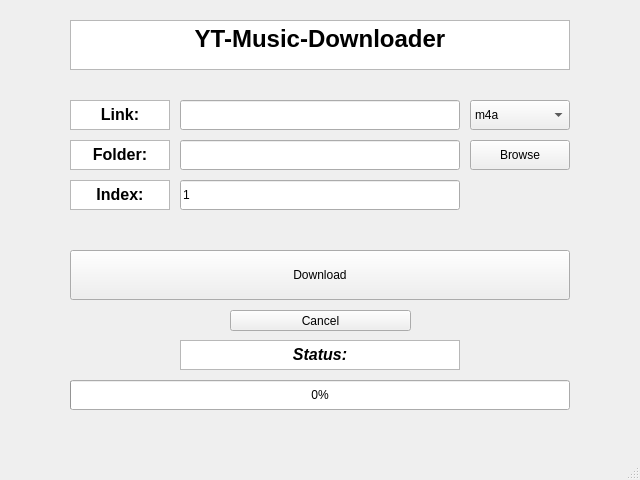
First picture: the form in UI/downloader_ver2.ui, repository thegooda/YT-Music-download, before the edit.
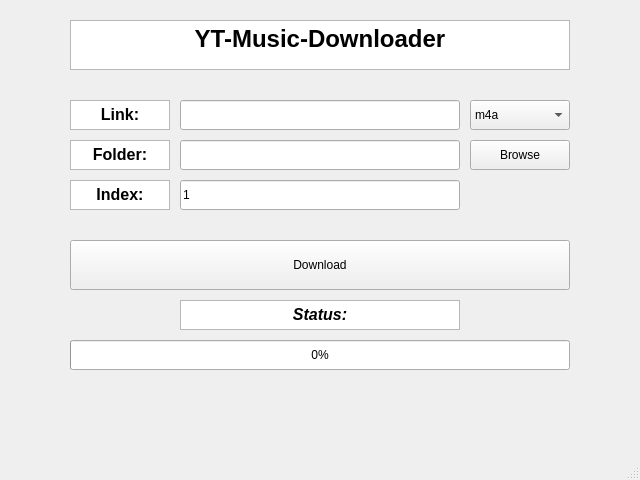
Second picture: the form after the edit.

The edit to the form file:
```diff
--- a/UI/downloader_ver2.ui
+++ b/UI/downloader_ver2.ui
@@ -77,7 +77,7 @@
     <property name="geometry">
      <rect>
       <x>70</x>
-      <y>250</y>
+      <y>240</y>
       <width>500</width>
       <height>50</height>
      </rect>
@@ -107,7 +107,7 @@
     <property name="geometry">
      <rect>
       <x>70</x>
-      <y>380</y>
+      <y>340</y>
       <width>500</width>
       <height>30</height>
      </rect>
@@ -120,7 +120,7 @@
     <property name="geometry">
      <rect>
       <x>180</x>
-      <y>340</y>
+      <y>300</y>
       <width>280</width>
       <height>30</height>
      </rect>
@@ -167,19 +167,6 @@
 &lt;p align=&quot;center&quot; style=&quot; margin-top:0px; margin-bottom:0px; margin-left:0px; margin-right:0px; -qt-block-indent:0; text-indent:0px;&quot;&gt;&lt;span style=&quot; font-size:12pt; font-weight:600;&quot;&gt;Link:&lt;/span&gt;&lt;/p&gt;&lt;/body&gt;&lt;/html&gt;</string>
     </property>
    </widget>
-   <widget class="QPushButton" name="cancel_button">
-    <property name="geometry">
-     <rect>
-      <x>230</x>
-      <y>310</y>
-      <width>181</width>
-      <height>21</height>
-     </rect>
-    </property>
-    <property name="text">
-     <string>Cancel</string>
-    </property>
-   </widget>
    <widget class="QTextBrowser" name="Title_index">
     <property name="geometry">
      <rect>
```
